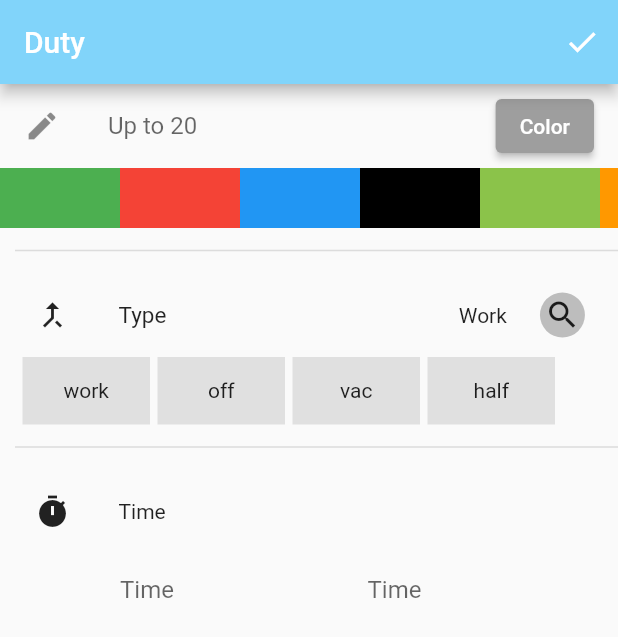
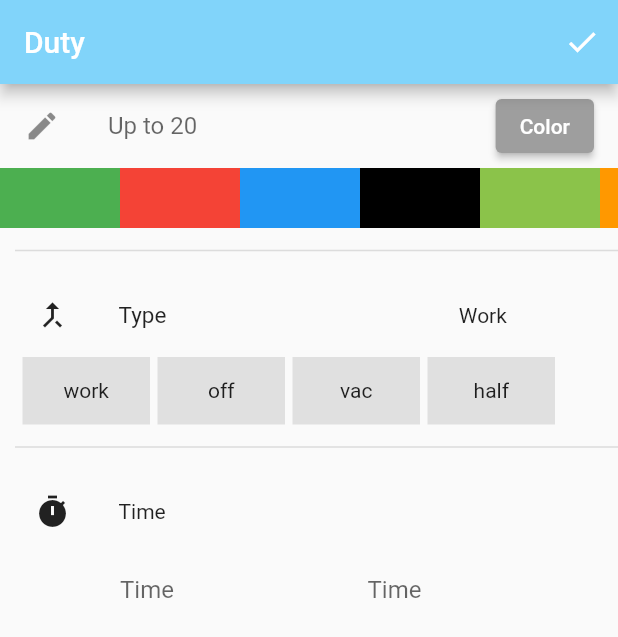
Before and after one commit to Sharan-ayush08/duty_page, a Flutter app: the screen it shows after launch, on a phone screen of 412 x 824 dp. Shown: the top 637 px of the screen. Run offline on Flutter 3.47's test engine with Material 2 defaults, Android fonts, the phone set to English and light mode, and no system bars.

Commit message:
Rendering Errors Corrected

```diff
--- a/lib/main.dart
+++ b/lib/main.dart
@@ -110,34 +110,28 @@ class _MyAppState extends State<MyApp> {
                   children: <Widget>[
                     Padding(
                       padding: const EdgeInsets.all(16.0),
-                      child: Expanded(
                       child: Icon(Icons.merge_type_outlined),
-                      ),
                     ),
                     Padding(
                       padding: const EdgeInsets.only(left: 16.0),
-                      child: Expanded(
                       child: Text(
                         "Type",
                         style: TextStyle(fontSize: 15.0),
                       ),
                     ),
-                    ),
                     Padding(
                       padding: const EdgeInsets.only(left: 195.0),
-                      child: Expanded(child: Text("Work")),
+                      child: Text("Work"),
                     ),
-                    Expanded(
-                      child: Container(
-                        child: Icon(Icons.search),
-                        height: 30.0,
-                        width: 30.0,
-                        decoration: BoxDecoration(
-                          shape: BoxShape.circle,
-                          color: Colors.grey[400],
-                        ),
-                      ),
-                    )
+                    // Container(
+                    //   child: Icon(Icons.search),
+                    //   height: 30.0,
+                    //   width: 30.0,
+                    //   decoration: BoxDecoration(
+                    //     shape: BoxShape.circle,
+                    //     color: Colors.grey[400],
+                    //   ),
+                    // )
                   ],
                 ),
               ),
@@ -200,15 +194,11 @@ class _MyAppState extends State<MyApp> {
                   children: <Widget>[
                     Padding(
                       padding: const EdgeInsets.all(16.0),
-                      child: Expanded(
                       child: Icon(Icons.timer),
-                      ),
                     ),
                     Padding(
                       padding: const EdgeInsets.only(left: 16.0),
-                      child: Expanded(
                       child: Text("Time"),
-                      ),
                     ),
                   ],
                 ),
```
Also changed, not shown: pubspec.lock. Lines whose indentation alone changed are shown as unchanged.
